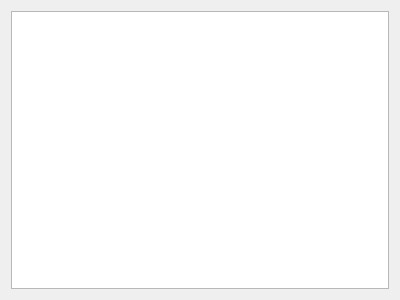
Above: ui/status_dialog.ui from cheind/reconstructme-qt before the change. Below: the same form after it.
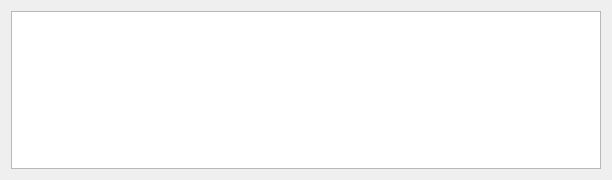
That is the form after the change.

The edit to the form file:
```diff
--- a/ui/status_dialog.ui
+++ b/ui/status_dialog.ui
@@ -6,10 +6,16 @@
    <rect>
     <x>0</x>
     <y>0</y>
-    <width>400</width>
-    <height>300</height>
+    <width>612</width>
+    <height>180</height>
    </rect>
   </property>
+  <property name="sizePolicy">
+   <sizepolicy hsizetype="Expanding" vsizetype="Expanding">
+    <horstretch>0</horstretch>
+    <verstretch>0</verstretch>
+   </sizepolicy>
+  </property>
   <property name="windowTitle">
    <string>Dialog</string>
   </property>
@@ -19,9 +25,24 @@
      <property name="selectionMode">
       <enum>QAbstractItemView::NoSelection</enum>
      </property>
+     <property name="selectionBehavior">
+      <enum>QAbstractItemView::SelectRows</enum>
+     </property>
+     <property name="showGrid">
+      <bool>false</bool>
+     </property>
+     <property name="gridStyle">
+      <enum>Qt::NoPen</enum>
+     </property>
+     <property name="cornerButtonEnabled">
+      <bool>false</bool>
+     </property>
      <attribute name="horizontalHeaderVisible">
       <bool>false</bool>
      </attribute>
+     <attribute name="horizontalHeaderStretchLastSection">
+      <bool>true</bool>
+     </attribute>
      <attribute name="verticalHeaderVisible">
       <bool>false</bool>
      </attribute>
```
Left out of the diff: 2 changed lines with no effect on the pictures.
